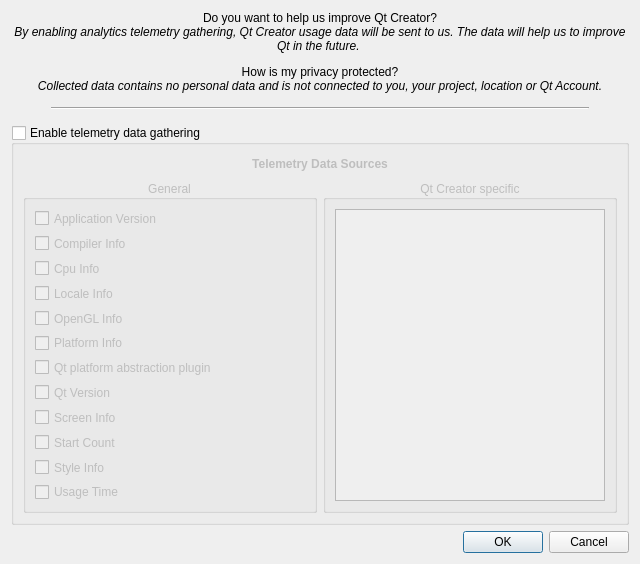
orgads/ConnectedCreatorPlugin, file controldialog.ui: the form before one commit.
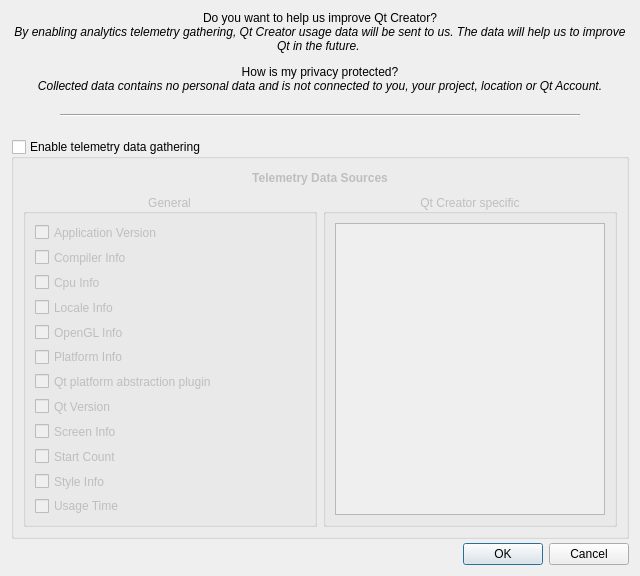
The form after the commit.

Commit message: Evaluation license check added

The edit to the form file:
```diff
--- a/controldialog.ui
+++ b/controldialog.ui
@@ -14,6 +14,9 @@
    <string>Analytics control</string>
   </property>
   <layout class="QVBoxLayout" name="verticalLayout_4">
+   <property name="spacing">
+    <number>4</number>
+   </property>
    <item>
     <widget class="QLabel" name="label_2">
      <property name="text">
@@ -25,7 +28,8 @@
     </widget>
    </item>
    <item>
-    <layout class="QHBoxLayout" name="horizontalLayout_3" stretch="0,1,0">
+    <widget class="QWidget" name="horizLineWidget" native="true">
+     <layout class="QHBoxLayout" name="horizontalLineLayout" stretch="0,1,0">
      <item>
       <spacer name="horizontalSpacer_3">
        <property name="orientation">
@@ -63,6 +67,7 @@
       </spacer>
      </item>
     </layout>
+    </widget>
    </item>
    <item>
     <widget class="QGroupBox" name="groupBox">
```
Left out of the diff: 4 changed lines with no effect on the pictures. Lines whose indentation alone changed are shown as unchanged. The commit also changes 2 other files.
